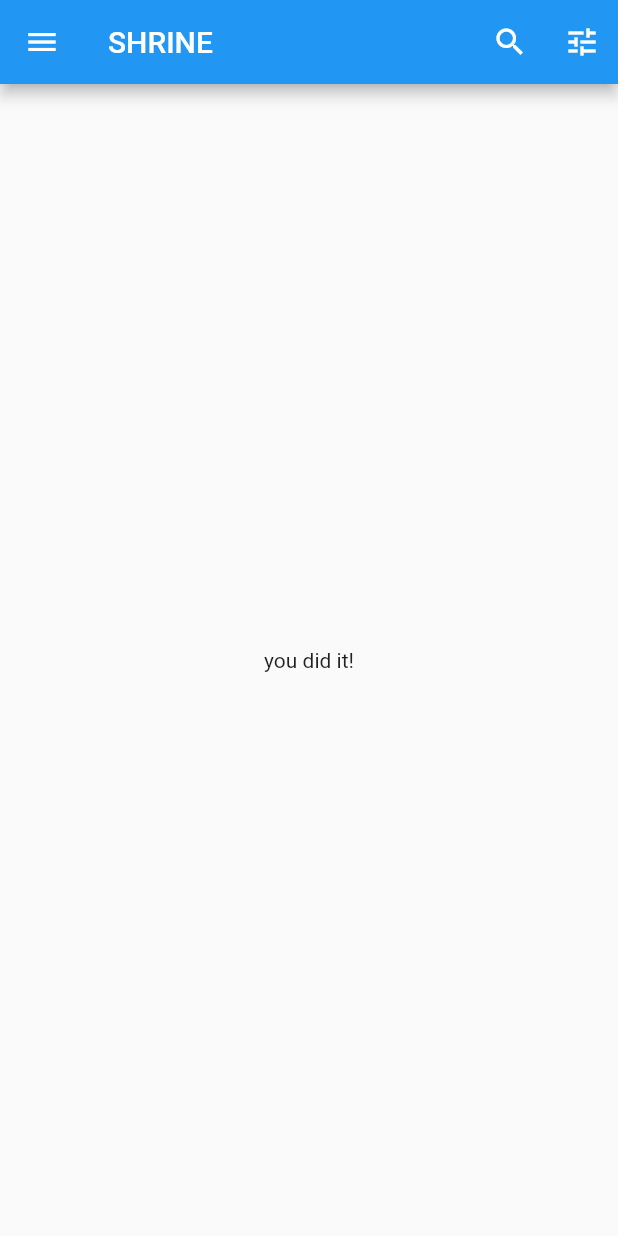
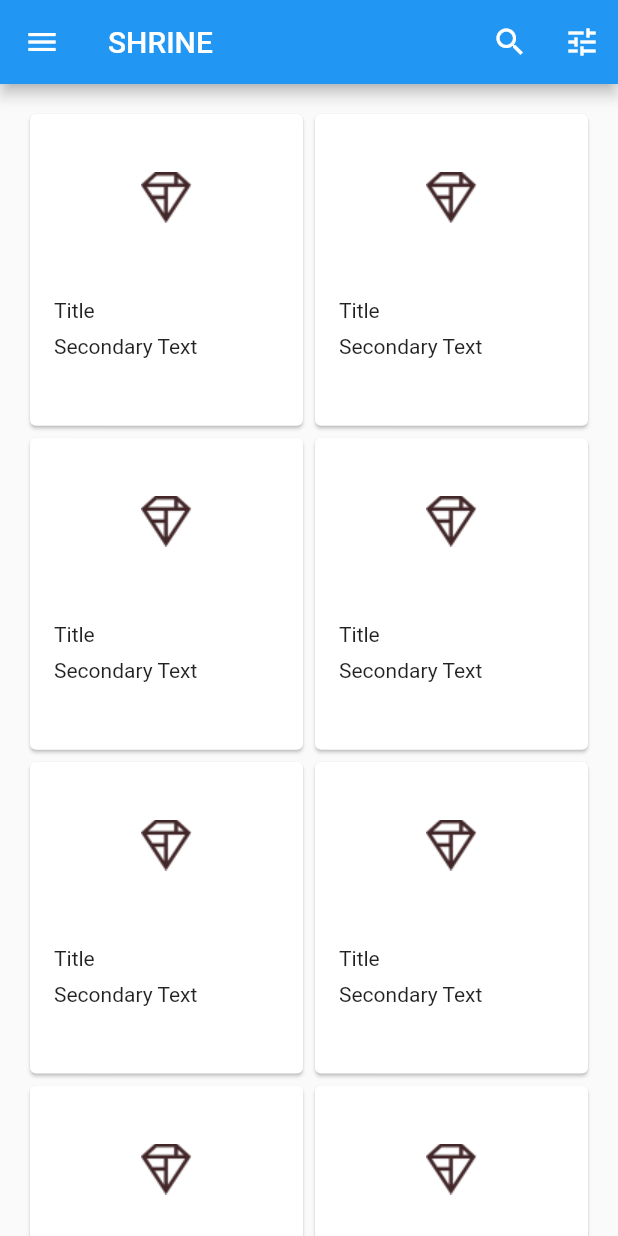
Before and after one commit to alexKwonIsAwesome/shrine_app, a Flutter app: the Home screen opened directly, on a phone screen of 412 x 824 dp. Run offline on Flutter 3.47's test engine with Material 2 defaults, Android fonts, the phone set to English and light mode, and no system bars.

Commit message:
Modify home to build list of cards

```diff
--- a/lib/home.dart
+++ b/lib/home.dart
@@ -1,6 +1,36 @@
 import 'package:flutter/material.dart';
 
 class Home extends StatelessWidget {
+  List<Card> _buildGridCards(int count) {
+    List<Card> cards = List.generate(count, (int index) {
+      return (Card(
+        clipBehavior: Clip.antiAlias,
+        child: Column(
+          crossAxisAlignment: CrossAxisAlignment.start,
+          children: <Widget>[
+            AspectRatio(
+              aspectRatio: 18.0 / 11.0,
+              child: Image.asset('assets/diamond.png'),
+            ),
+            Padding(
+              padding: EdgeInsets.fromLTRB(16.0, 12.0, 16.0, 8.0),
+              child: Column(
+                crossAxisAlignment: CrossAxisAlignment.start,
+                children: <Widget>[
+                  Text('Title'),
+                  SizedBox(height: 8.0),
+                  Text('Secondary Text')
+                ],
+              ),
+            )
+          ],
+        ),
+      ));
+    });
+
+    return cards;
+  }
+
   @override
   Widget build(BuildContext context) {
     return Scaffold(
@@ -34,9 +64,11 @@ class Home extends StatelessWidget {
           )
         ],
       ),
-      body: Center(
-        child: Text('you did it!'),
-      ),
+      body: GridView.count(
+          crossAxisCount: 2,
+          padding: EdgeInsets.all(16.0),
+          childAspectRatio: 0.88 / 1.0,
+          children: _buildGridCards(10)),
       resizeToAvoidBottomInset: false,
     );
   }
```
